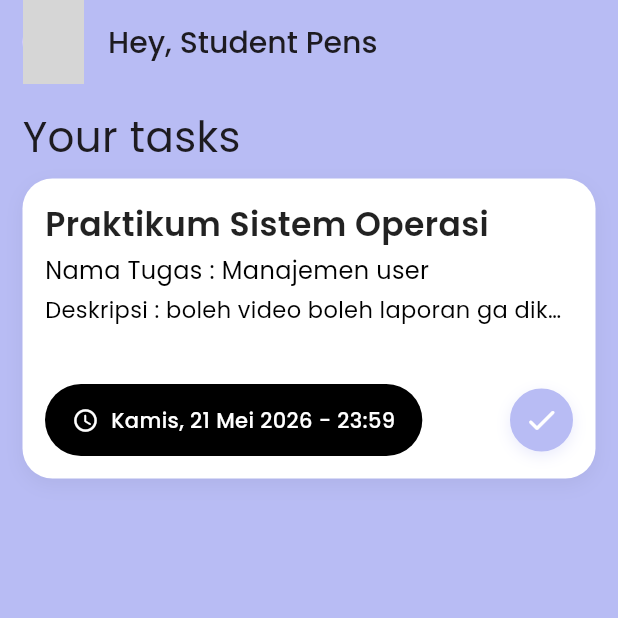
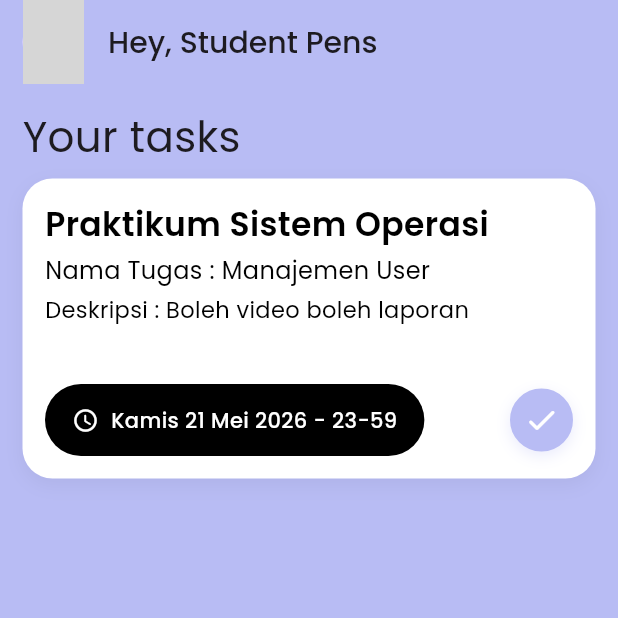
Before and after one commit to MiftaSetya/Hamin-FE, a Flutter app: the screen it shows after launch, after a tap on the "check" icon, on a phone screen of 412 x 824 dp, the top half of it. Run offline on Flutter 3.47's test engine with Material 3 defaults, Android fonts, the phone set to English and light mode, and no system bars; network calls fail; grey boxes are pictures that could not be loaded.

Commit message:
refactor: make TaskCard reusable with dynamic data

```diff
--- a/lib/core/widgets/task_card.dart
+++ b/lib/core/widgets/task_card.dart
@@ -1,15 +1,23 @@
 import 'package:flutter/material.dart';
 import 'package:hamin/core/theme/app_colors.dart';
 
-class TaskCard extends StatefulWidget {
-  const TaskCard({super.key});
+class TaskCard extends StatelessWidget {
+  final String matkul;
+  final String namaTugas;
+  final String deskripsi;
+  final String deadline;
+  final bool isDone;
+  final VoidCallback onTap;
 
-  @override
-  State<TaskCard> createState() => _TaskCardState();
-}
-
-class _TaskCardState extends State<TaskCard> {
-  bool isDone = false;
+  const TaskCard({
+    super.key,
+    required this.matkul,
+    required this.namaTugas,
+    required this.deskripsi,
+    required this.deadline,
+    required this.isDone,
+    required this.onTap,
+  });
 
   @override
   Widget build(BuildContext context) {
@@ -32,18 +40,18 @@ class _TaskCardState extends State<TaskCard> {
         crossAxisAlignment: CrossAxisAlignment.start,
         children: [
           Text(
-            "Praktikum Sistem Operasi",
+            matkul,
             style: TextStyle(
               fontSize: 22,
               fontWeight: FontWeight.w600,
-              color: Colors.black87,
+              color: Colors.black,
             ),
           ),
 
           const SizedBox(height: 4),
 
           Text(
-            "Nama Tugas : Manajemen user",
+            "Nama Tugas : $namaTugas",
             style: TextStyle(
               fontSize: 16,
               color: Colors.black,
@@ -55,7 +63,7 @@ class _TaskCardState extends State<TaskCard> {
           const SizedBox(height: 4),
 
           Text(
-            "Deskripsi : boleh video boleh laporan ga dikumpulin juga boleh",
+            "Deskripsi : $deskripsi",
             style: TextStyle(
               fontSize: 15,
               color: Colors.black,
@@ -77,7 +85,7 @@ class _TaskCardState extends State<TaskCard> {
                   color: Colors.black,
                   borderRadius: BorderRadius.circular(30),
                 ),
-                child: const Row(
+                child: Row(
                   children: [
                     Icon(
                       Icons.schedule_rounded,
@@ -86,7 +94,7 @@ class _TaskCardState extends State<TaskCard> {
                     ),
                     SizedBox(width: 8),
                     Text(
-                      "Kamis, 21 Mei 2026 - 23:59",
+                      deadline,
                       style: TextStyle(
                         color: Colors.white,
                         fontWeight: FontWeight.w500,
@@ -99,11 +107,7 @@ class _TaskCardState extends State<TaskCard> {
               const Spacer(),
 
               GestureDetector(
-                onTap: () {
-                  setState(() {
-                    isDone = !isDone;
-                  });
-                },
+                onTap: onTap,
                 child: AnimatedContainer(
                   duration: const Duration(milliseconds: 250),
                   width: 42,
--- a/lib/features/dashboard/dashboard_screen.dart
+++ b/lib/features/dashboard/dashboard_screen.dart
@@ -2,9 +2,14 @@ import 'package:flutter/material.dart';
 import 'package:hamin/core/theme/app_colors.dart';
 import 'package:hamin/core/widgets/task_card.dart';
 
-class DashboardScreen extends StatelessWidget {
+class DashboardScreen extends StatefulWidget {
   const DashboardScreen({super.key});
 
+  @override
+  State<DashboardScreen> createState() => _DashboardScreenState();
+}
+
+class _DashboardScreenState extends State<DashboardScreen> {
   @override
   Widget build(BuildContext context) {
     return Scaffold(
@@ -34,7 +39,16 @@ class DashboardScreen extends StatelessWidget {
             SizedBox(height: 15),
             Text("Your tasks", style: TextStyle(fontSize: 28)),
             SizedBox(height: 8),
-            TaskCard()
+            TaskCard(
+              matkul: "Praktikum Sistem Operasi",
+              namaTugas: "Manajemen User",
+              deskripsi: "Boleh video boleh laporan",
+              deadline: "Kamis 21 Mei 2026 - 23-59",
+              isDone: true,
+              onTap: () {
+                print("Checkbox mode on");
+              },
+            ),
           ],
         ),
       ),
```
